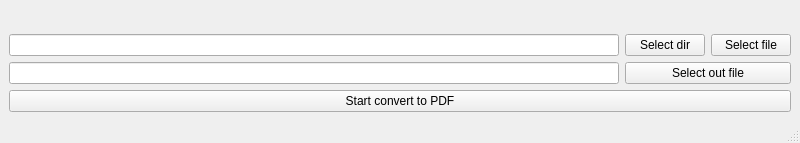
Old version of the form mainwindow.ui in the repository fryn3/cbz2pdf.
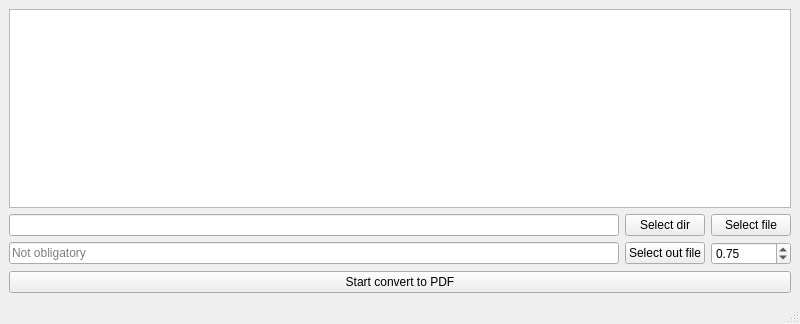
New version of the form.

What changed in the file:
```diff
--- a/mainwindow.ui
+++ b/mainwindow.ui
@@ -7,7 +7,7 @@
     <x>0</x>
     <y>0</y>
     <width>800</width>
-    <height>143</height>
+    <height>324</height>
    </rect>
   </property>
   <property name="windowTitle">
@@ -15,22 +15,12 @@
   </property>
   <widget class="QWidget" name="centralwidget">
    <layout class="QGridLayout" name="gridLayout">
+    <item row="0" column="0" colspan="3">
+     <widget class="QTextBrowser" name="textBrowser"/>
+    </item>
     <item row="1" column="0">
      <widget class="QLineEdit" name="leIn"/>
     </item>
-    <item row="0" column="0">
-     <spacer name="verticalSpacer">
-      <property name="orientation">
-       <enum>Qt::Vertical</enum>
-      </property>
-      <property name="sizeHint" stdset="0">
-       <size>
-        <width>20</width>
-        <height>510</height>
-       </size>
-      </property>
-     </spacer>
-    </item>
     <item row="1" column="1">
      <widget class="QPushButton" name="btnSelectDir">
       <property name="text">
@@ -38,13 +28,6 @@
       </property>
      </widget>
     </item>
-    <item row="2" column="1" colspan="2">
-     <widget class="QPushButton" name="pushButton">
-      <property name="text">
-       <string>Select out file</string>
-      </property>
-     </widget>
-    </item>
     <item row="1" column="2">
      <widget class="QPushButton" name="btnSelectFile">
       <property name="text">
@@ -53,7 +36,25 @@
      </widget>
     </item>
     <item row="2" column="0">
-     <widget class="QLineEdit" name="leOutFile"/>
+     <widget class="QLineEdit" name="leOutFile">
+      <property name="placeholderText">
+       <string>Not obligatory</string>
+      </property>
+     </widget>
+    </item>
+    <item row="2" column="1">
+     <widget class="QPushButton" name="pushButton">
+      <property name="text">
+       <string>Select out file</string>
+      </property>
+     </widget>
+    </item>
+    <item row="2" column="2">
+     <widget class="QDoubleSpinBox" name="sbK">
+      <property name="value">
+       <double>0.750000000000000</double>
+      </property>
+     </widget>
     </item>
     <item row="3" column="0" colspan="3">
      <widget class="QPushButton" name="btnStart">
```
Left out of the diff: 93 changed lines with no effect on the pictures.
